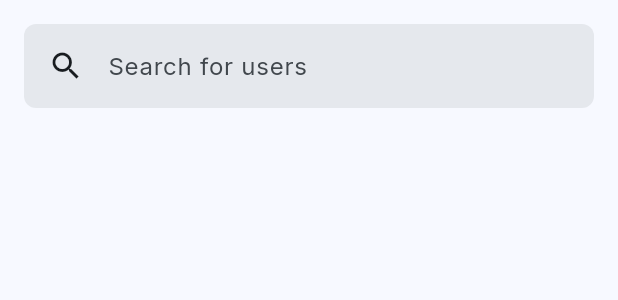
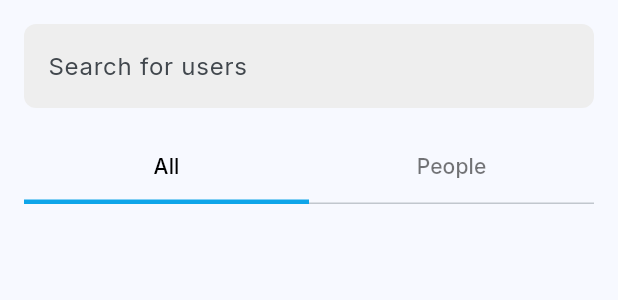
Before and after one commit to grainsocial/native, a Flutter app: the ExplorePage widget shown alone on an empty page, opened directly, on a phone screen of 412 x 824 dp. Shown: the top 300 px of the screen. Run offline on Flutter 3.47's test engine with Material 3 defaults, Android fonts, the light colour scheme and no system bars; our stand-ins replace flutter_dotenv, font_awesome_flutter, google_fonts, logger, package_info_plus; missing offline and left inert: flutter_web_auth_2; accounts and stored records are empty; network calls fail.

Commit message:
refactor: convert ExplorePage to StatefulWidget and implement search functionality with debounce

```diff
--- a/lib/screens/explore_page.dart
+++ b/lib/screens/explore_page.dart
@@ -4,33 +4,147 @@ import 'package:grain/api.dart';
 import 'package:grain/models/profile.dart';
 import 'profile_page.dart';
 
-class ExplorePage extends StatelessWidget {
+class ExplorePage extends StatefulWidget {
   const ExplorePage({super.key});
 
-  Future<List<Profile>> _delayedSearch(String query) async {
-    await Future.delayed(const Duration(milliseconds: 500));
-    return apiService.searchActors(query);
+  @override
+  State<ExplorePage> createState() => _ExplorePageState();
+}
+
+class _ExplorePageState extends State<ExplorePage>
+    with SingleTickerProviderStateMixin {
+  final TextEditingController _controller = TextEditingController();
+  List<Profile> _results = [];
+  bool _loading = false;
+  bool _searched = false;
+  Timer? _debounce;
+  TabController? _tabController;
+
+  @override
+  void initState() {
+    super.initState();
+    _tabController = TabController(length: 2, vsync: this); // 2 tabs: All, People
+  }
+
+  void _onSearchChanged(String value) {
+    if (_debounce?.isActive ?? false) _debounce!.cancel();
+    if (value.isEmpty) {
+      setState(() {
+        _results = [];
+        _searched = false;
+        _loading = false;
+      });
+      return;
+    }
+    setState(() {
+      _loading = true;
+      _searched = true;
+    });
+    _debounce = Timer(const Duration(milliseconds: 500), () async {
+      try {
+        final results = await apiService.searchActors(value);
+        if (mounted) {
+          setState(() {
+            _results = results;
+            _loading = false;
+          });
+        }
+      } catch (e) {
+        if (mounted) {
+          setState(() {
+            _results = [];
+            _loading = false;
+          });
+        }
+      }
+    });
+  }
+
+  @override
+  void dispose() {
+    _controller.dispose();
+    _debounce?.cancel();
+    _tabController?.dispose();
+    super.dispose();
   }
 
   @override
   Widget build(BuildContext context) {
-    return Padding(
+    return Column(
+      children: [
+        Padding(
           padding: const EdgeInsets.all(16.0),
-      child: SearchAnchor.bar(
-        barHintText: 'Search for users',
-        barShape: WidgetStateProperty.all(
-          RoundedRectangleBorder(borderRadius: BorderRadius.circular(8)),
+          child: TextField(
+            controller: _controller,
+            decoration: InputDecoration(
+              hintText: 'Search for users',
+              filled: true,
+              fillColor: Colors.grey[200], // light grey background
+              border: OutlineInputBorder(
+                borderRadius: BorderRadius.circular(8),
+                borderSide: BorderSide.none,
               ),
-        barElevation: WidgetStateProperty.all(0),
-        suggestionsBuilder: (context, controller) {
-          if (controller.text.isEmpty) {
-            return [];
+              focusedBorder: OutlineInputBorder(
+                borderRadius: BorderRadius.circular(8),
+                borderSide: const BorderSide(
+                  color: Color(0xFF0ea5e9), // Tailwind sky-500
+                  width: 2,
+                ),
+              ),
+              suffixIcon: _controller.text.isNotEmpty
+                  ? IconButton(
+                      icon: const Icon(Icons.clear),
+                      onPressed: () {
+                        _controller.clear();
+                        setState(() {
+                          _results = [];
+                          _searched = false;
+                        });
+                      },
+                    )
+                  : null,
+            ),
+            onChanged: _onSearchChanged,
+          ),
+        ),
+        if (_tabController != null)
+          Padding(
+            padding: const EdgeInsets.symmetric(horizontal: 16.0),
+            child: TabBar(
+              controller: _tabController,
+              tabs: const [
+                Tab(text: 'All'),
+                Tab(text: 'People'),
+              ],
+              labelColor: Colors.black,
+              unselectedLabelColor: Colors.black54,
+              indicator: const UnderlineTabIndicator(
+                borderSide: BorderSide(
+                  color: Color(0xFF0ea5e9), // Tailwind sky-500
+                  width: 3,
+                ),
+                insets: EdgeInsets.symmetric(horizontal: 0), // full width
+              ),
+              indicatorSize: TabBarIndicatorSize.tab,
+            ),
+          ),
+        Expanded(
+          child: (_tabController != null)
+              ? TabBarView(
+                  controller: _tabController,
+                  children: [
+                    _buildResultsList(_results),
+                    _buildResultsList(_results), // You can filter differently for 'People' tab
+                  ],
+                )
+              : Container(),
+        ),
+      ],
+    );
   }
-          return [
-            FutureBuilder<List<Profile>>(
-              future: _delayedSearch(controller.text),
-              builder: (context, snapshot) {
-                if (snapshot.connectionState == ConnectionState.waiting) {
+
+  Widget _buildResultsList(List<Profile> results) {
+    if (_loading) {
       return const ListTile(
         title: Text('Searching...'),
         leading: SizedBox(
@@ -39,17 +153,14 @@ class ExplorePage extends StatelessWidget {
           child: CircularProgressIndicator(strokeWidth: 2),
         ),
       );
-                }
-                if (snapshot.hasError) {
-                  return const ListTile(title: Text('Error searching users'));
-                }
-                final results = snapshot.data ?? [];
-                if (results.isEmpty) {
+    } else if (_searched && results.isEmpty) {
       return const ListTile(title: Text('No users found'));
     }
-                return Column(
-                  mainAxisSize: MainAxisSize.min,
-                  children: results.map((profile) {
+    return ListView.separated(
+      itemCount: results.length,
+      separatorBuilder: (context, index) => const Divider(height: 1, thickness: 1),
+      itemBuilder: (context, index) {
+        final profile = results[index];
         return ListTile(
           leading: profile.avatar.isNotEmpty
               ? CircleAvatar(
@@ -72,7 +183,6 @@ class ExplorePage extends StatelessWidget {
               ? Text('@${profile.handle}')
               : null,
           onTap: () async {
-                        // Navigate to the profile page for the selected user
             final loadedProfile = await apiService.fetchProfile(
               did: profile.did,
             );
@@ -88,13 +198,7 @@ class ExplorePage extends StatelessWidget {
             }
           },
         );
-                  }).toList(),
-                );
       },
-            ),
-          ];
-        },
-      ),
     );
   }
 }
```
Lines whose indentation alone changed are shown as unchanged.
